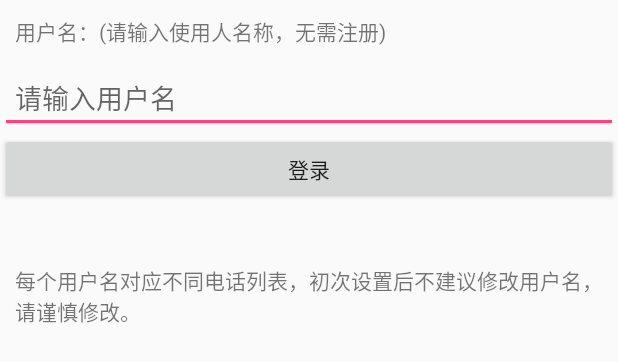
After one commit to c2xxx/TelBook, an Android app: the layout activity_rename.xml on its own in the app's theme, with its tools: preview values and no code run, on a phone screen of 412 x 824 dp. The commit adds this screen. Shown: the top 362 px of the screen. Run offline under Robolectric (Android 15) with nearby library versions, the phone set to English and light mode, and no system bars.

Commit message:
增加多用户支持

```diff
--- a/app/src/main/AndroidManifest.xml
+++ b/app/src/main/AndroidManifest.xml
@@ -41,6 +41,7 @@
         </activity>
         <activity android:name=".activity.AddTelphoneNumberActivity" />
         <activity android:name=".activity.TelephoneDeleteActivity" />
+        <activity android:name=".activity.ReNameActivity" />
     </application>
 
 </manifest>
--- a/app/src/main/java/com/chen/telbook/MyApplication.java
+++ b/app/src/main/java/com/chen/telbook/MyApplication.java
@@ -4,6 +4,7 @@ import android.app.Application;
 import android.content.Context;
 
 import com.chen.libchen.LibChenInit;
+import com.chen.telbook.constants.Constants;
 
 /**
  * Created by hui on 2016/10/8.
@@ -20,6 +21,7 @@ public class MyApplication extends Application {
 //        SpeechUtility.createUtility(this, SpeechConstant.APPID + "=565807f9");//讯飞语音注册
 
 //        FileUtil.init(context);
+        Constants.initUserName();
         LibChenInit.init(context);
     }
 
--- a/app/src/main/java/com/chen/telbook/activity/AddTelphoneNumberActivity.java
+++ b/app/src/main/java/com/chen/telbook/activity/AddTelphoneNumberActivity.java
@@ -195,7 +195,7 @@ public class AddTelphoneNumberActivity extends BaseActivity implements View.OnCl
                             Logger.d(mini.getPath());
                             Logger.d("压缩后图片大小：" + mini.length() / 1024 + " K " + mini.getPath());
 
-                            String key = "pic_" + System.currentTimeMillis() + getExtension(targetName);
+                            String key = "pic_" + Constants.USER_NAME + "_" + System.currentTimeMillis() + getExtension(targetName);
                             String token = getToken(key);
                             if (token == null) {
                                 ToastUtil.show("获取token失败");
--- a/app/src/main/java/com/chen/telbook/helper/SharedPerferencesHelper.java
+++ b/app/src/main/java/com/chen/telbook/helper/SharedPerferencesHelper.java
@@ -14,6 +14,7 @@ import com.chen.telbook.MyApplication;
  * Created by hui on 2016/2/29.
  */
 public class SharedPerferencesHelper {
+    public static final String USER_NAME = "USER_NAME";
     private static SharedPreferences sp;
 
     public static void save(String key, String value) {
--- a/app/src/main/java/com/chen/telbook/net/BaseRequest.java
+++ b/app/src/main/java/com/chen/telbook/net/BaseRequest.java
@@ -47,6 +47,7 @@ public class BaseRequest {
         requestBuilder.method("GET", null);
         Request request = requestBuilder.build();
         Call mcall = mOkHttpClient.newCall(request);
+
         mcall.enqueue(new Callback() {
             @Override
             public void onFailure(Call call, IOException e) {
--- /dev/null
+++ b/app/src/main/res/layout/activity_rename.xml
@@ -0,0 +1,33 @@
+<?xml version="1.0" encoding="utf-8"?>
+<LinearLayout xmlns:android="http://schemas.android.com/apk/res/android"
+    android:layout_width="match_parent"
+    android:layout_height="match_parent"
+    android:orientation="vertical">
+
+
+    <TextView
+        android:layout_width="match_parent"
+        android:layout_height="wrap_content"
+        android:padding="10dp"
+        android:text="用户名：(请输入使用人名称，无需注册)" />
+
+    <EditText
+        android:id="@+id/et_rename_name"
+        android:layout_width="match_parent"
+        android:layout_height="wrap_content"
+        android:hint="请输入用户名"
+        android:padding="10dp" />
+
+    <Button
+        android:id="@+id/btn_submit"
+        android:layout_width="match_parent"
+        android:layout_height="wrap_content"
+        android:text="登录" />
+
+    <TextView
+        android:layout_width="match_parent"
+        android:layout_height="wrap_content"
+        android:layout_marginTop="30dp"
+        android:padding="10dp"
+        android:text="每个用户名对应不同电话列表，初次设置后不建议修改用户名，请谨慎修改。" />
+</LinearLayout>
```
Also changed, not shown: app/src/main/java/com/chen/telbook/activity/MainActivity.java (+61 -44 lines), app/src/main/java/com/chen/telbook/activity/ReNameActivity.java (added, +54 -0 lines), app/src/main/java/com/chen/telbook/activity/TelephoneDeleteActivity.java (+11 -32 lines), app/src/main/java/com/chen/telbook/constants/Constants.java (+27 -2 lines), libchen/src/main/java/com/chen/libchen/Logger.java (+171 -3 lines).
